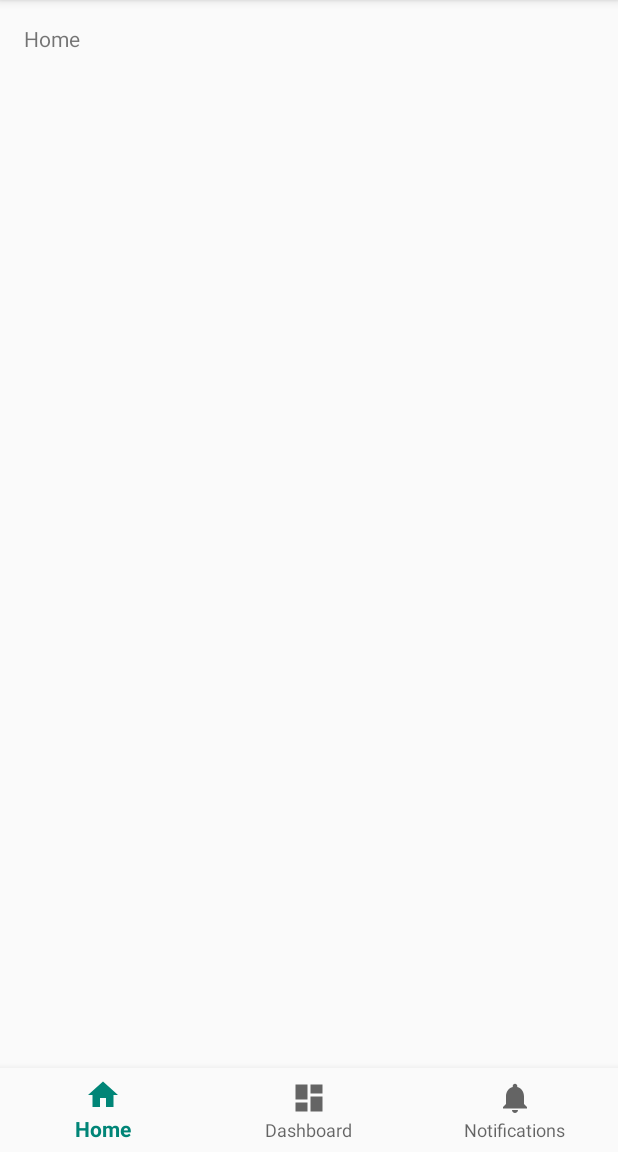
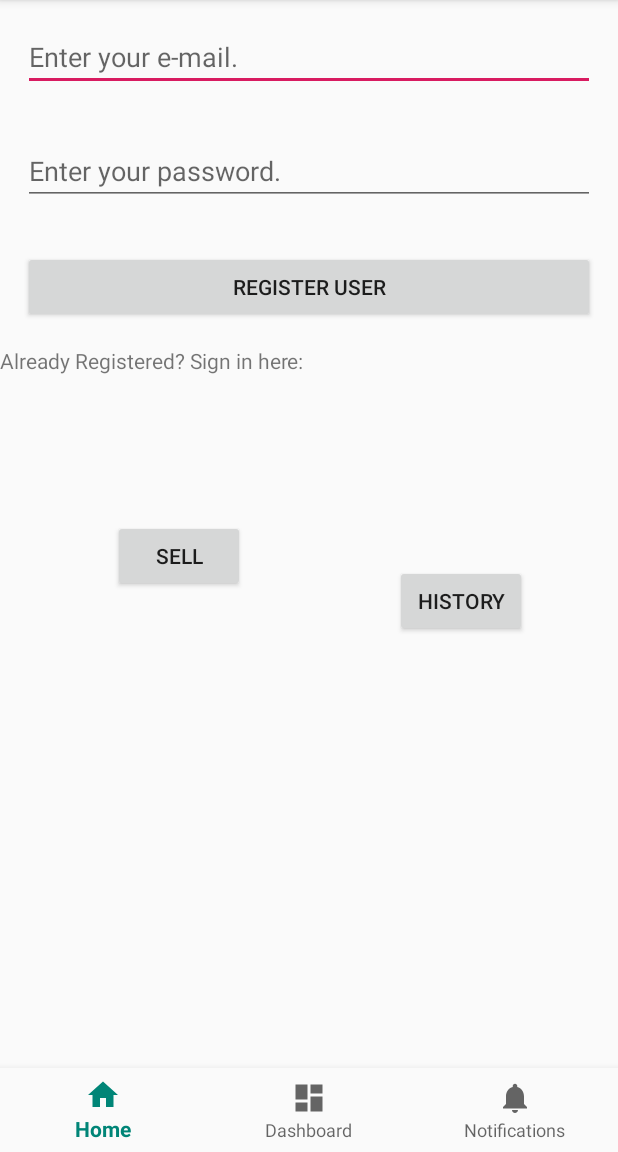
Before and after one commit to kaiwenliu/gARage-Sale, an Android app: the screen it shows after launch (MainActivity), on a phone screen of 412 x 824 dp, the part 84-1236 px from its top. Run offline under Robolectric (Android 15) with nearby library versions, the phone set to English and light mode, and no system bars.

Commit message:
Buttons and Sign-in
poggers

```diff
--- a/app/src/main/java/com/garagesale/garagesale/MainActivity.java
+++ b/app/src/main/java/com/garagesale/garagesale/MainActivity.java
@@ -1,11 +1,14 @@
 package com.garagesale.garagesale;
 
+import android.graphics.Color;
 import android.os.Bundle;
 import android.support.annotation.NonNull;
 import android.support.design.widget.BottomNavigationView;
 import android.support.v7.app.AppCompatActivity;
 import android.view.MenuItem;
 import android.widget.TextView;
+import android.widget.Button;
+import android.view.View;
 
 public class MainActivity extends AppCompatActivity {
 
@@ -39,6 +42,21 @@ public class MainActivity extends AppCompatActivity {
         mTextMessage = (TextView) findViewById(R.id.message);
         BottomNavigationView navigation = (BottomNavigationView) findViewById(R.id.navigation);
         navigation.setOnNavigationItemSelectedListener(mOnNavigationItemSelectedListener);
+
+        final Button a = findViewById(R.id.button);
+        a.setOnClickListener(new View.OnClickListener() {
+            public void onClick(View v) {
+                a.setBackgroundColor(Color.RED);
+            }
+        });
+
+        final Button b = findViewById(R.id.button2);
+        b.setOnClickListener(new View.OnClickListener() {
+            public void onClick(View v) {
+                b.setBackgroundColor(Color.GREEN);
+            }
+        });
+
     }
 
 }
--- a/app/src/main/res/layout/activity_main.xml
+++ b/app/src/main/res/layout/activity_main.xml
@@ -7,16 +7,43 @@
     android:layout_height="match_parent"
     tools:context=".MainActivity">
 
-    <TextView
-        android:id="@+id/message"
-        android:layout_width="wrap_content"
-        android:layout_height="wrap_content"
-        android:layout_marginStart="@dimen/activity_horizontal_margin"
-        android:layout_marginLeft="@dimen/activity_horizontal_margin"
-        android:layout_marginTop="@dimen/activity_vertical_margin"
-        android:text="@string/title_home"
-        app:layout_constraintLeft_toLeftOf="parent"
-        app:layout_constraintTop_toTopOf="parent" />
+    <LinearLayout
+        android:layout_centerHorizontal="true"
+        android:layout_centerVertical="true"
+        android:orientation="vertical"
+        android:layout_width="match_parent"
+        android:layout_height="wrap_content">
+
+        <EditText
+            android:layout_margin="15dp"
+            android:id="@+id/editTextEmail"
+            android:layout_width="match_parent"
+            android:layout_height="wrap_content"
+            android:hint="Enter your e-mail."
+            android:inputType="textEmailAddress" />
+
+        <EditText
+            android:layout_margin="15dp"
+            android:inputType="textPassword"
+            android:hint="Enter your password."
+            android:id="@+id/editTextPassword"
+            android:layout_width="match_parent"
+            android:layout_height="wrap_content" />
+
+        <Button
+            android:id="@+id/buttonRegister"
+            android:layout_width="match_parent"
+            android:layout_height="wrap_content"
+            android:layout_margin="15dp"
+            android:text="Register User" />
+
+        <TextView
+            android:text="Already Registered? Sign in here:"
+            android:id="@+id/textViewSignin"
+            android:layout_width="match_parent"
+            android:layout_height="wrap_content" />
+
+    </LinearLayout>
 
     <android.support.design.widget.BottomNavigationView
         android:id="@+id/navigation"
@@ -30,4 +57,40 @@
         app:layout_constraintRight_toRightOf="parent"
         app:menu="@menu/navigation" />
 
+    <Button
+        android:id="@+id/button"
+        android:layout_width="wrap_content"
+        android:layout_height="wrap_content"
+        android:layout_marginStart="8dp"
+        android:layout_marginLeft="8dp"
+        android:layout_marginTop="8dp"
+        android:layout_marginEnd="8dp"
+        android:layout_marginRight="8dp"
+        android:layout_marginBottom="8dp"
+        android:text="Sell"
+        app:layout_constraintBottom_toTopOf="@+id/navigation"
+        app:layout_constraintEnd_toEndOf="parent"
+        app:layout_constraintHorizontal_bias="0.218"
+        app:layout_constraintStart_toStartOf="parent"
+        app:layout_constraintTop_toTopOf="parent"
+        app:layout_constraintVertical_bias="0.523" />
+
+    <Button
+        android:id="@+id/button2"
+        android:layout_width="wrap_content"
+        android:layout_height="wrap_content"
+        android:layout_marginStart="8dp"
+        android:layout_marginLeft="8dp"
+        android:layout_marginTop="8dp"
+        android:layout_marginEnd="8dp"
+        android:layout_marginRight="8dp"
+        android:layout_marginBottom="8dp"
+        android:text="History"
+        app:layout_constraintBottom_toBottomOf="parent"
+        app:layout_constraintEnd_toEndOf="parent"
+        app:layout_constraintHorizontal_bias="0.83"
+        app:layout_constraintStart_toStartOf="parent"
+        app:layout_constraintTop_toTopOf="parent"
+        app:layout_constraintVertical_bias="0.524" />
+
 </android.support.constraint.ConstraintLayout>
```
